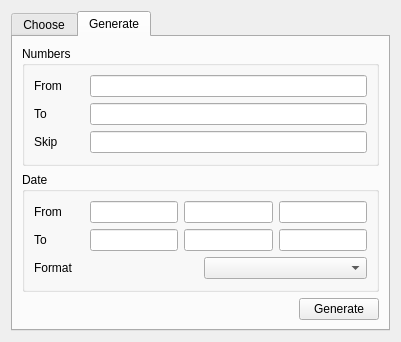
The window that sub3suite/src/Dialogs/wordlist/WordlistDialog.ui (3nock/OTE) describes before a commit, drawn with Qt 5.
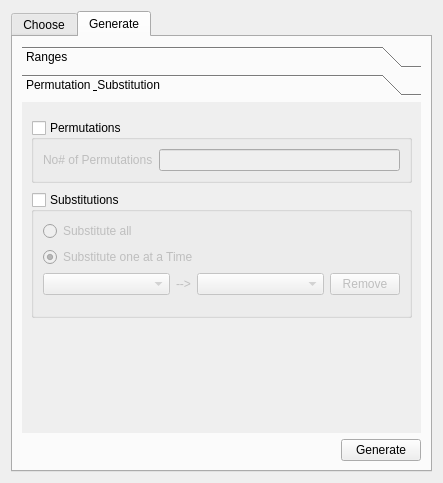
The same window after the commit. The open tabs and pages were chosen to show the change. Custom widgets are drawn as their Qt base class.

Commit message: working on the wordlist dialog

Patch:
```diff
--- a/sub3suite/src/Dialogs/wordlist/WordlistDialog.ui
+++ b/sub3suite/src/Dialogs/wordlist/WordlistDialog.ui
@@ -6,8 +6,8 @@
    <rect>
     <x>0</x>
     <y>0</y>
-    <width>401</width>
-    <height>322</height>
+    <width>443</width>
+    <height>483</height>
    </rect>
   </property>
   <property name="minimumSize">
@@ -294,10 +294,70 @@
       </attribute>
       <layout class="QVBoxLayout" name="verticalLayout_7">
        <item>
+        <widget class="QToolBox" name="toolBox">
+         <property name="currentIndex">
+          <number>1</number>
+         </property>
+         <widget class="QWidget" name="pageRanges">
+          <property name="geometry">
+           <rect>
+            <x>0</x>
+            <y>0</y>
+            <width>401</width>
+            <height>336</height>
+           </rect>
+          </property>
+          <attribute name="label">
+           <string>Ranges</string>
+          </attribute>
+          <layout class="QVBoxLayout" name="verticalLayout_12">
+           <item>
+            <widget class="QGroupBox" name="groupBoxAZ">
+             <property name="title">
+              <string>A-Z</string>
+             </property>
+             <property name="checkable">
+              <bool>true</bool>
+             </property>
+             <property name="checked">
+              <bool>false</bool>
+             </property>
+             <layout class="QVBoxLayout" name="verticalLayout_9">
+              <item>
+               <widget class="QCheckBox" name="checkBoxAZPermute">
+                <property name="text">
+                 <string>Permute</string>
+                </property>
+               </widget>
+              </item>
+              <item>
+               <layout class="QHBoxLayout" name="horizontalLayout_11">
+                <item>
+                 <widget class="QLabel" name="label_9">
+                  <property name="text">
+                   <string>No# of Permutations</string>
+                  </property>
+                 </widget>
+                </item>
+                <item>
+                 <widget class="QLineEdit" name="lineEditAZPermutes"/>
+                </item>
+               </layout>
+              </item>
+             </layout>
+            </widget>
+           </item>
+           <item>
         <widget class="QGroupBox" name="groupBoxNumbers">
          <property name="title">
           <string>Numbers</string>
          </property>
+             <property name="checkable">
+              <bool>true</bool>
+             </property>
+             <property name="checked">
+              <bool>false</bool>
+             </property>
          <layout class="QVBoxLayout" name="verticalLayout_4">
           <item>
            <layout class="QHBoxLayout" name="horizontalLayout_7">
@@ -367,6 +427,12 @@
          <property name="title">
           <string>Date</string>
          </property>
+             <property name="checkable">
+              <bool>true</bool>
+             </property>
+             <property name="checked">
+              <bool>false</bool>
+             </property>
          <layout class="QVBoxLayout" name="verticalLayout_6">
           <item>
            <layout class="QHBoxLayout" name="horizontalLayout_9">
@@ -424,6 +490,12 @@
            <layout class="QHBoxLayout" name="horizontalLayout_10">
             <item>
              <widget class="QLabel" name="label_8">
+                  <property name="sizePolicy">
+                   <sizepolicy hsizetype="Maximum" vsizetype="Preferred">
+                    <horstretch>0</horstretch>
+                    <verstretch>0</verstretch>
+                   </sizepolicy>
+                  </property>
               <property name="minimumSize">
                <size>
                 <width>50</width>
@@ -436,11 +508,194 @@
              </widget>
             </item>
             <item>
-             <widget class="QComboBox" name="comboBox"/>
-            </item>
+                 <widget class="QComboBox" name="comboBoxDateFormat">
+                  <property name="editable">
+                   <bool>false</bool>
+                  </property>
+                  <item>
+                   <property name="text">
+                    <string>dd.mm.yyyy</string>
+                   </property>
+                  </item>
+                  <item>
+                   <property name="text">
+                    <string>dd-mm-yyyy</string>
+                   </property>
+                  </item>
+                  <item>
+                   <property name="text">
+                    <string>dd_mm_yyyy</string>
+                   </property>
+                  </item>
+                 </widget>
+                </item>
            </layout>
           </item>
          </layout>
+            </widget>
+           </item>
+           <item>
+            <spacer name="verticalSpacer_2">
+             <property name="orientation">
+              <enum>Qt::Vertical</enum>
+             </property>
+             <property name="sizeHint" stdset="0">
+              <size>
+               <width>20</width>
+               <height>40</height>
+              </size>
+             </property>
+            </spacer>
+           </item>
+          </layout>
+         </widget>
+         <widget class="QWidget" name="pagePermute">
+          <property name="geometry">
+           <rect>
+            <x>0</x>
+            <y>0</y>
+            <width>401</width>
+            <height>336</height>
+           </rect>
+          </property>
+          <attribute name="label">
+           <string>Permutation &amp; Substitution</string>
+          </attribute>
+          <layout class="QVBoxLayout" name="verticalLayout_13">
+           <property name="spacing">
+            <number>9</number>
+           </property>
+           <item>
+            <widget class="InputWidget" name="generateWordlist" native="true"/>
+           </item>
+           <item>
+            <widget class="QGroupBox" name="groupBoxPermutations">
+             <property name="title">
+              <string>Permutations</string>
+             </property>
+             <property name="checkable">
+              <bool>true</bool>
+             </property>
+             <property name="checked">
+              <bool>false</bool>
+             </property>
+             <layout class="QVBoxLayout" name="verticalLayout_10">
+              <item>
+               <layout class="QHBoxLayout" name="horizontalLayout_13">
+                <item>
+                 <widget class="QLabel" name="label_11">
+                  <property name="text">
+                   <string>No# of Permutations</string>
+                  </property>
+                 </widget>
+                </item>
+                <item>
+                 <widget class="QLineEdit" name="lineEditPermutes"/>
+                </item>
+               </layout>
+              </item>
+             </layout>
+            </widget>
+           </item>
+           <item>
+            <widget class="QGroupBox" name="groupBoxSubstitutions">
+             <property name="title">
+              <string>Substitutions</string>
+             </property>
+             <property name="checkable">
+              <bool>true</bool>
+             </property>
+             <property name="checked">
+              <bool>false</bool>
+             </property>
+             <layout class="QVBoxLayout" name="verticalLayout_8">
+              <property name="bottomMargin">
+               <number>0</number>
+              </property>
+              <item>
+               <widget class="QRadioButton" name="radioButtonSubstituteAll">
+                <property name="text">
+                 <string>Substitute all</string>
+                </property>
+               </widget>
+              </item>
+              <item>
+               <widget class="QRadioButton" name="radioButtonSubstituteOne">
+                <property name="text">
+                 <string>Substitute one at a Time</string>
+                </property>
+                <property name="checked">
+                 <bool>true</bool>
+                </property>
+               </widget>
+              </item>
+              <item>
+               <layout class="QHBoxLayout" name="horizontalLayout_14">
+                <item>
+                 <widget class="QComboBox" name="comboBoxSubstituteFrom"/>
+                </item>
+                <item>
+                 <widget class="QLabel" name="label_13">
+                  <property name="sizePolicy">
+                   <sizepolicy hsizetype="Maximum" vsizetype="Preferred">
+                    <horstretch>0</horstretch>
+                    <verstretch>0</verstretch>
+                   </sizepolicy>
+                  </property>
+                  <property name="text">
+                   <string>--&gt;</string>
+                  </property>
+                 </widget>
+                </item>
+                <item>
+                 <widget class="QComboBox" name="comboBoxSubstituteTo"/>
+                </item>
+                <item>
+                 <widget class="QToolButton" name="buttonSubstituteRemove">
+                  <property name="minimumSize">
+                   <size>
+                    <width>70</width>
+                    <height>22</height>
+                   </size>
+                  </property>
+                  <property name="text">
+                   <string>Remove</string>
+                  </property>
+                 </widget>
+                </item>
+               </layout>
+              </item>
+              <item>
+               <widget class="QLabel" name="label_12">
+                <property name="sizePolicy">
+                 <sizepolicy hsizetype="Maximum" vsizetype="Preferred">
+                  <horstretch>0</horstretch>
+                  <verstretch>0</verstretch>
+                 </sizepolicy>
+                </property>
+                <property name="text">
+                 <string/>
+                </property>
+               </widget>
+              </item>
+             </layout>
+            </widget>
+           </item>
+           <item>
+            <spacer name="verticalSpacer">
+             <property name="orientation">
+              <enum>Qt::Vertical</enum>
+             </property>
+             <property name="sizeHint" stdset="0">
+              <size>
+               <width>20</width>
+               <height>40</height>
+              </size>
+             </property>
+            </spacer>
+           </item>
+          </layout>
+         </widget>
         </widget>
        </item>
        <item>
```
Left out of the diff: 80 changed lines with no effect on the pictures. Lines whose indentation alone changed are shown as unchanged. The commit also changes 7 other files.
